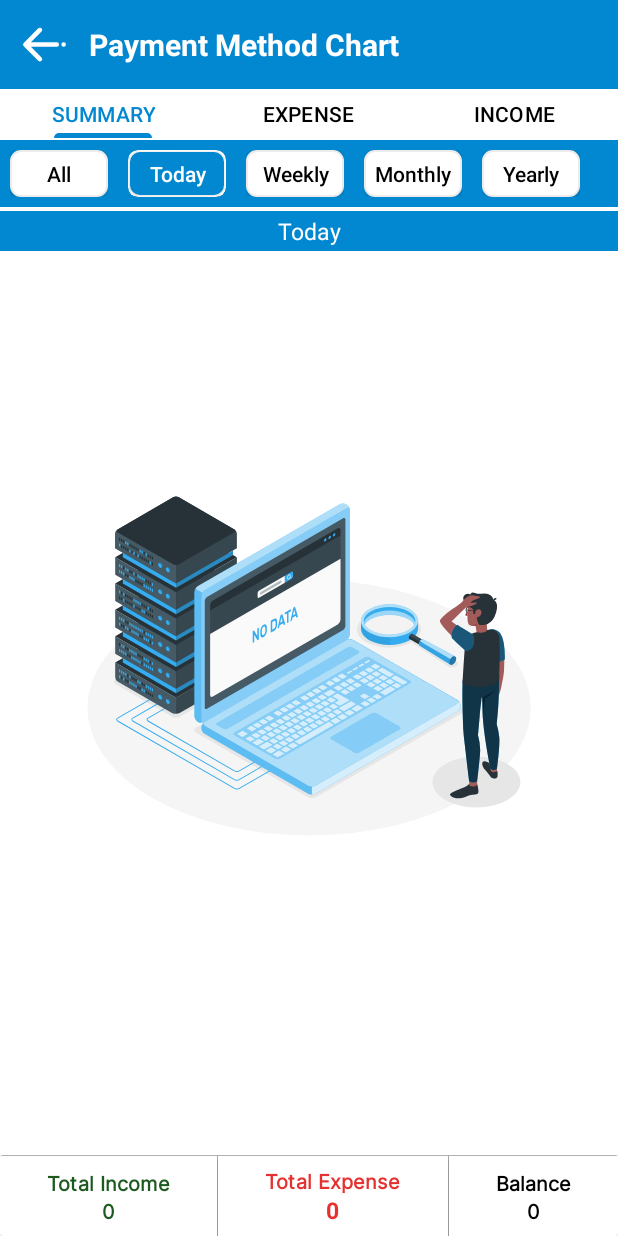
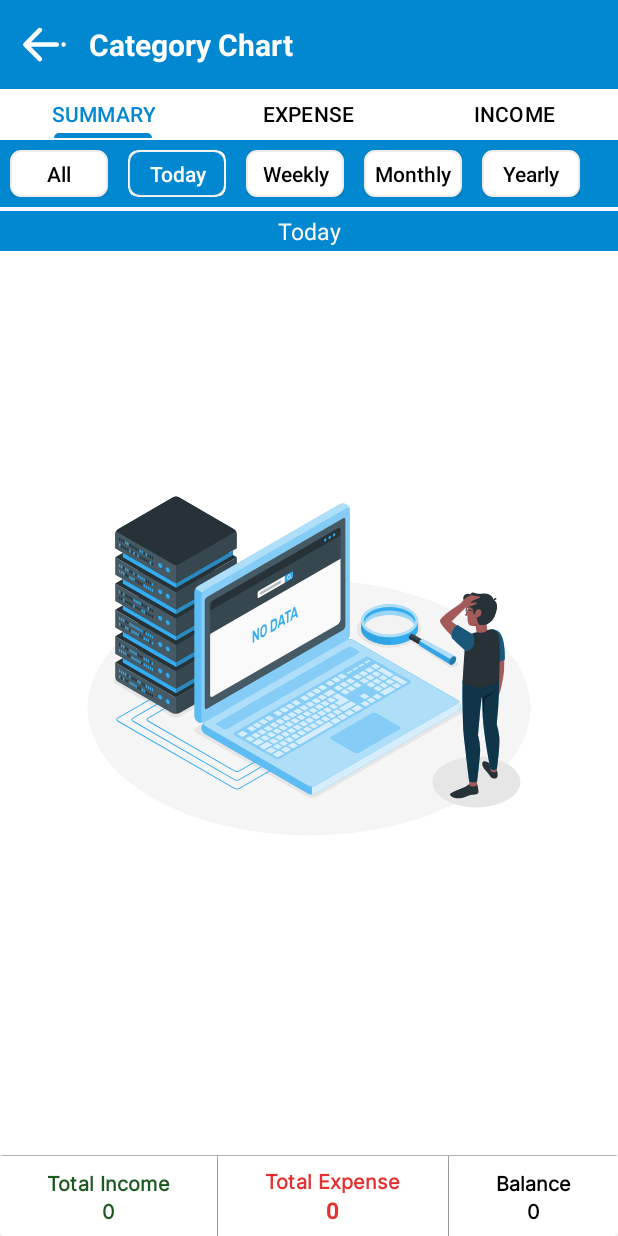
Before and after one commit to munibbhanej/incomeExpense_demo, an Android app: the Category_Chart_Activity screen opened directly, with no data from a screen before it, after a tap on "Today", on a phone screen of 412 x 824 dp. Run offline under Robolectric (Android 15) with nearby library versions, the phone set to English and light mode, and no system bars; our stand-ins replace sdp/ssp sizes; libraries missing offline, so code that uses them is left out: com.github.mikephil.charting; plain views replace PieChart; 31 statements that could not run were skipped.

Commit message:
This is My First commit

```diff
--- a/app/src/main/java/com/example/income_and_expense/Activity/Category_Chart_Activity.java
+++ b/app/src/main/java/com/example/income_and_expense/Activity/Category_Chart_Activity.java
@@ -120,7 +120,7 @@ public class Category_Chart_Activity extends AppCompatActivity {
     private void toolbar() {
         back_icon_toolbar = findViewById(R.id.lefticon_toolbar);
         text_toolbar = findViewById(R.id.text_toolbar);
-        text_toolbar.setText(R.string.payment_method_title);
+        text_toolbar.setText(R.string.category_chart_title);
 
         back_icon_toolbar.setOnClickListener(new View.OnClickListener() {
             @Override
```
